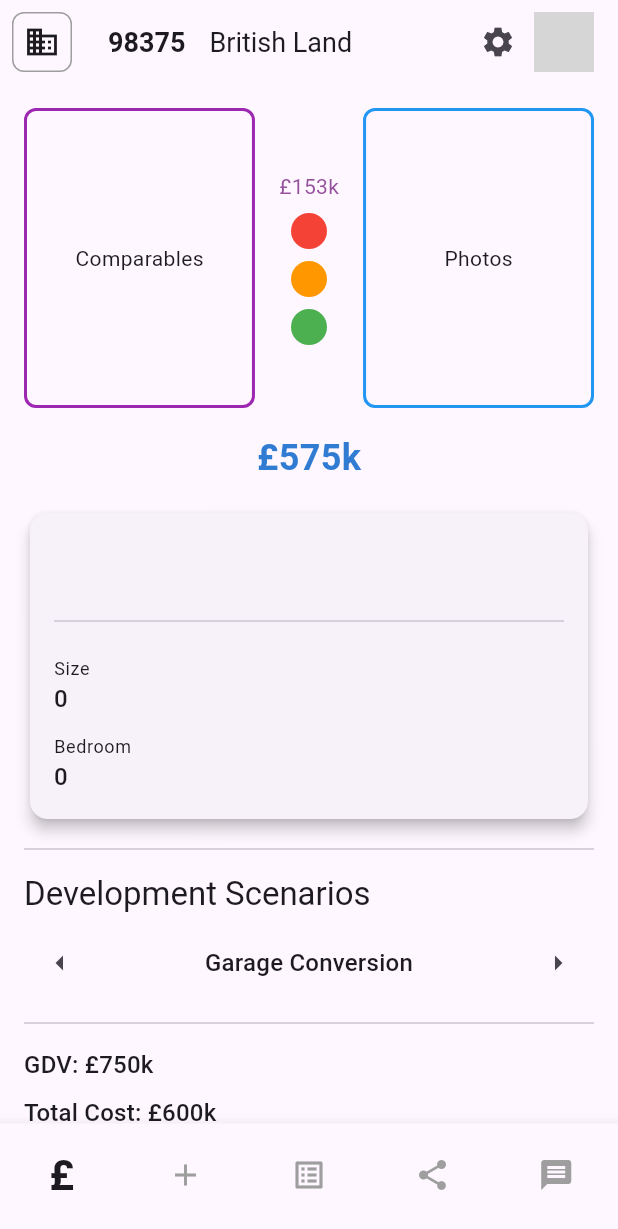
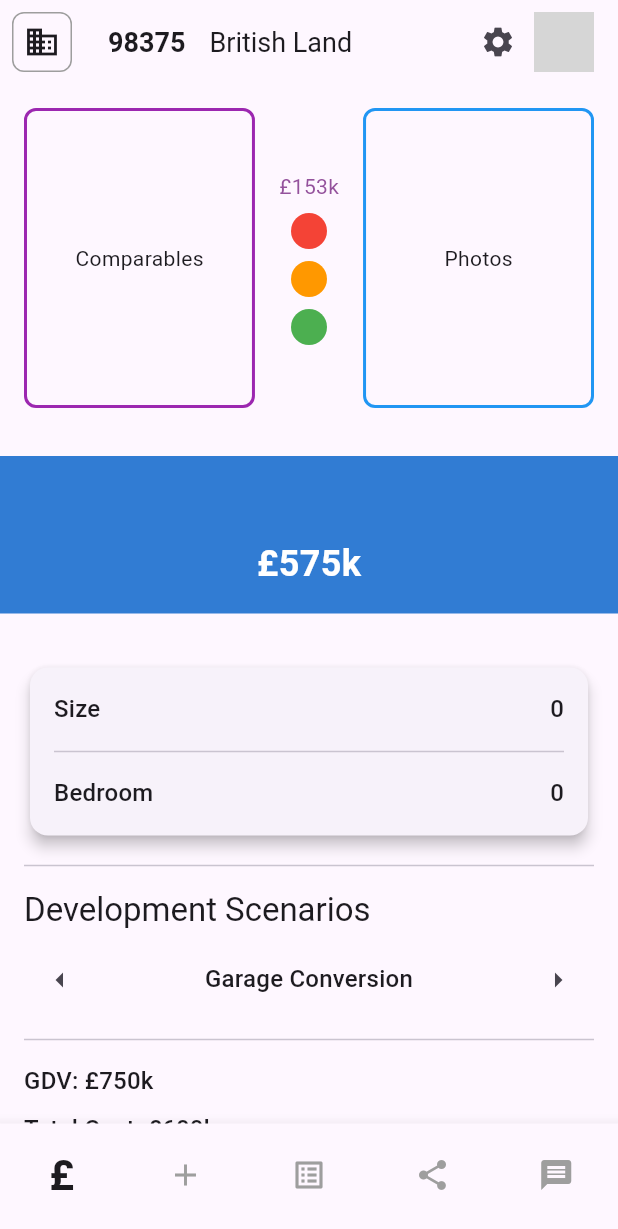
Before and after one commit to propertystalker/prop-flutter, a Flutter app: the PropertyFloorAreaFilterScreen screen opened directly with empty values, after a tap on the "arrow left" icon, on a phone screen of 412 x 824 dp. Shown: the top 1229 px of the screen. Run offline on Flutter 3.47's test engine with Material 3 defaults, Android fonts, the phone set to English and light mode, and no system bars; our stand-ins replace go_router, image_picker, open_file; missing offline and left inert: docx_template; network calls fail; grey boxes are pictures that could not be loaded.

Commit message:
cosmetic changes to property_floor_area_filter_screen

```diff
--- a/lib/screens/property_floor_area_filter_screen.dart
+++ b/lib/screens/property_floor_area_filter_screen.dart
@@ -1,4 +1,3 @@
-
 import 'dart:io';
 import 'package:flutter/foundation.dart';
 import 'package:flutter/material.dart';
@@ -13,11 +12,11 @@ class PropertyFloorAreaFilterScreen extends StatefulWidget {
   const PropertyFloorAreaFilterScreen({super.key, required this.area});
 
   @override
-  _PropertyFloorAreaFilterScreenState createState() =>
-      _PropertyFloorAreaFilterScreenState();
+  PropertyFloorAreaFilterScreenState createState() =>
+      PropertyFloorAreaFilterScreenState();
 }
 
-class _PropertyFloorAreaFilterScreenState
+class PropertyFloorAreaFilterScreenState
     extends State<PropertyFloorAreaFilterScreen> {
   final PageController _pageController = PageController();
   final List<XFile> _images = [];
@@ -165,6 +164,7 @@ class _PropertyFloorAreaFilterScreenState
   }
 
   Future<void> _handleGenerateReport() async {
+    if (!mounted) return;
     ScaffoldMessenger.of(context).showSnackBar(
       const SnackBar(content: Text('Generating report...')),
     );
@@ -172,6 +172,7 @@ class _PropertyFloorAreaFilterScreenState
       area: widget.area,
       images: _images,
     );
+    if (!mounted) return;
     ScaffoldMessenger.of(context).hideCurrentSnackBar();
   }
 
@@ -210,11 +211,12 @@ class _PropertyFloorAreaFilterScreenState
         ],
       ),
       body: SingleChildScrollView(
-        padding: const EdgeInsets.all(16.0),
         child: Column(
           crossAxisAlignment: CrossAxisAlignment.start,
           children: [
-            Row(
+            Padding(
+              padding: const EdgeInsets.all(16.0),
+              child: Row(
                 children: [
                   Expanded(
                     child: Container(
@@ -281,26 +283,60 @@ class _PropertyFloorAreaFilterScreenState
                   ),
                 ],
               ),
+            ),
             const SizedBox(height: 16),
-            Center(
-              child: Text(currencyFormat.format(_currentPrice), style: const TextStyle(fontSize: 24, fontWeight: FontWeight.bold, color: Color(0xFF317CD3))),
+            Container(
+              width: double.infinity,
+              color: const Color(0xFF317CD3),
+              padding: const EdgeInsets.symmetric(vertical: 16.0),
+              child: Column(
+                children: [
+                  Text(
+                    widget.area.address,
+                    style: const TextStyle(color: Colors.white, fontSize: 22, fontWeight: FontWeight.bold),
+                    textAlign: TextAlign.center,
                   ),
+                  const SizedBox(height: 8),
+                  Text(
+                    currencyFormat.format(_currentPrice),
+                    style: const TextStyle(fontSize: 24, fontWeight: FontWeight.bold, color: Colors.white),
+                  ),
+                ],
+              ),
+            ),
+            Padding(
+              padding: const EdgeInsets.all(16.0),
+              child: Column(
+                crossAxisAlignment: CrossAxisAlignment.stretch,
+                children: [
                   const SizedBox(height: 16),
                   Card(
                     elevation: 4,
                     child: Padding(
-                padding: const EdgeInsets.all(16.0),
+                      padding: const EdgeInsets.symmetric(horizontal: 16.0, vertical: 8.0),
                       child: Column(
-                  crossAxisAlignment: CrossAxisAlignment.start,
-                  mainAxisSize: MainAxisSize.min,
                         children: [
-                    Text(widget.area.address, style: Theme.of(context).textTheme.headlineSmall),
-                    const SizedBox(height: 16),
+                          Padding(
+                            padding: const EdgeInsets.symmetric(vertical: 8.0),
+                            child: Row(
+                              mainAxisAlignment: MainAxisAlignment.spaceBetween,
+                              children: [
+                                Text('Size', style: Theme.of(context).textTheme.titleMedium),
+                                Text(widget.area.squareFeet.toString(), style: Theme.of(context).textTheme.titleMedium),
+                              ],
+                            ),
+                          ),
                           const Divider(),
-                    const SizedBox(height: 16),
-                    _buildDetailRow(context, label: 'Size', value: widget.area.squareFeet.toString()),
-                    const SizedBox(height: 12),
-                    _buildDetailRow(context, label: 'Bedroom', value: widget.area.habitableRooms.toString()),
+                          Padding(
+                            padding: const EdgeInsets.symmetric(vertical: 8.0),
+                            child: Row(
+                              mainAxisAlignment: MainAxisAlignment.spaceBetween,
+                              children: [
+                                Text('Bedroom', style: Theme.of(context).textTheme.titleMedium),
+                                Text(widget.area.habitableRooms.toString(), style: Theme.of(context).textTheme.titleMedium),
+                              ],
+                            ),
+                          ),
                         ],
                       ),
                     ),
@@ -315,6 +351,9 @@ class _PropertyFloorAreaFilterScreenState
                   Text('Uplift: ${currencyFormat.format(_uplift)}', style: Theme.of(context).textTheme.titleMedium),
                   const SizedBox(height: 8),
                   Text('ROI: ${_roi.toStringAsFixed(2)}%', style: Theme.of(context).textTheme.titleMedium),
+                ],
+              ),
+            ),
           ],
         ),
       ),
@@ -338,14 +377,4 @@ class _PropertyFloorAreaFilterScreenState
       ),
     );
   }
-
-  Widget _buildDetailRow(BuildContext context, {required String label, required String value}) {
-    return Column(
-      crossAxisAlignment: CrossAxisAlignment.start,
-      children: [
-        Text(label, style: Theme.of(context).textTheme.bodySmall),
-        Text(value, style: Theme.of(context).textTheme.titleMedium),
-      ],
-    );
 }
-}
```
Lines whose indentation alone changed are shown as unchanged.
